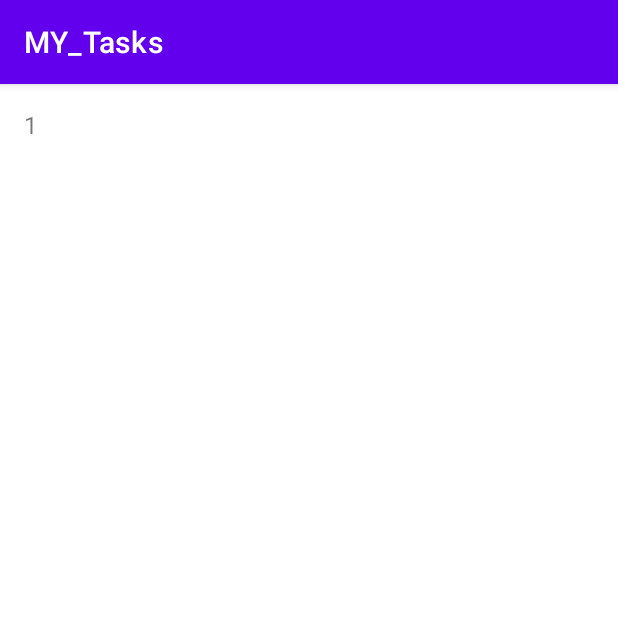
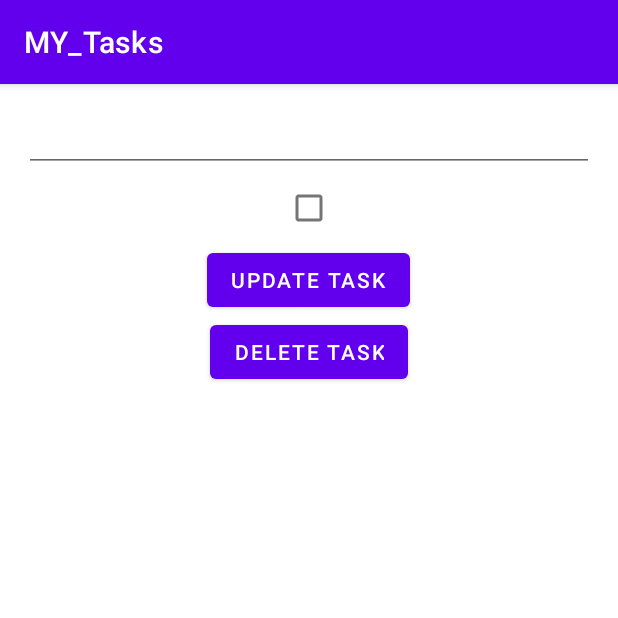
Before and after one commit to AntonJurkovskiy/MY_Tasks, an Android app: the screen it shows after launch (MainActivity), after a tap on "Done?", on a phone screen of 412 x 824 dp, the top half of it. Run offline under Robolectric (Android 15) with nearby library versions, the phone set to English and light mode, and no system bars; our stand-ins replace Room's generated code, data binding; 1 other tap on this screen came first.

Commit message:
added EditTaskViewModel added EditTaskViewModelFactory

```diff
--- a/app/src/main/java/com/azimut4946777/my_tasks/EditTaskFragment.kt
+++ b/app/src/main/java/com/azimut4946777/my_tasks/EditTaskFragment.kt
@@ -6,20 +6,47 @@ import android.view.LayoutInflater
 import android.view.View
 import android.view.ViewGroup
 import android.widget.TextView
+import androidx.lifecycle.Observer
+import androidx.lifecycle.ViewModel
+import androidx.lifecycle.ViewModelProvider
+import androidx.navigation.findNavController
+import com.azimut4946777.my_tasks.databinding.FragmentEditTaskBinding
+import com.azimut4946777.my_tasks.databinding.FragmentTasksBinding
 
 
 class EditTaskFragment : Fragment() {
+    private var _binding: FragmentEditTaskBinding?=null
+    private val binding get() = _binding!!
 
     override fun onCreateView(
         inflater: LayoutInflater, container: ViewGroup?,
         savedInstanceState: Bundle?
     ): View? {
-      val view  = inflater.inflate(R.layout.fragment_edit_task,container,false)
-        val textView = view.findViewById<TextView>(R.id.task_id)
-        val taskId = EditTaskFragmentArgs.fromBundle(requireArguments()).taskId
-        textView.text = taskId.toString()
+      _binding = FragmentEditTaskBinding.inflate(inflater,container,false)
+        val view = binding.root
+val taskId = EditTaskFragmentArgs.fromBundle(requireArguments()).taskId
+        val application = requireNotNull(this.activity).application
+        val dao = TaskDatabase.getInstance(application).taskDao
+        val viewModelFactory = EditTaskViewModelFactory(taskId,dao)
+        val viewModel = ViewModelProvider(this,viewModelFactory)
+            .get(EditTaskViewModel::class.java)
+        binding.viewModel = viewModel
+        binding.lifecycleOwner = viewLifecycleOwner
+
+        viewModel.navigateToList.observe(viewLifecycleOwner, Observer { navigate->
+            if (navigate) {
+                view.findNavController()
+                    .navigate(R.id.action_editTaskFragment_to_tasksFragment)
+                viewModel.onNavigateToList()
+            }
+        })
+
         return view
     }
 
+    override fun onDestroyView() {
+        super.onDestroyView()
+        _binding = null
+    }
 
 }
--- /dev/null
+++ b/app/src/main/java/com/azimut4946777/my_tasks/EditTaskViewModel.kt
@@ -0,0 +1,32 @@
+package com.azimut4946777.my_tasks
+
+import androidx.lifecycle.LiveData
+import androidx.lifecycle.MutableLiveData
+import androidx.lifecycle.ViewModel
+import androidx.lifecycle.viewModelScope
+import kotlinx.coroutines.launch
+
+class EditTaskViewModel(taskId: Long, val dao: TaskDao): ViewModel() {
+    val task = dao.get(taskId)
+    private val _navigateToList = MutableLiveData<Boolean>(false)
+    val navigateToList: LiveData<Boolean>
+    get() = _navigateToList
+
+    fun updateTask() {
+        viewModelScope.launch {
+            dao.update(task.value!!)
+            _navigateToList.value = true
+
+        }
+    }
+    fun deleteTask() {
+        viewModelScope.launch {
+            dao.delete(task.value!!)
+            _navigateToList.value = true
+        }
+    }
+
+    fun onNavigateToList() {
+        _navigateToList.value = false
+    }
+}
--- /dev/null
+++ b/app/src/main/java/com/azimut4946777/my_tasks/EditTaskViewModelFactory.kt
@@ -0,0 +1,15 @@
+package com.azimut4946777.my_tasks
+
+import androidx.lifecycle.ViewModel
+import androidx.lifecycle.ViewModelProvider
+
+class EditTaskViewModelFactory (private val taskId: Long,
+private val dao: TaskDao): ViewModelProvider.Factory {
+    override fun <T : ViewModel?> create(modelClass: Class<T>): T {
+        if (modelClass.isAssignableFrom(EditTaskViewModel::class.java)) {
+            return EditTaskViewModel(taskId,dao) as T
+        }
+        throw IllegalArgumentException("Unknown ViewModel")
+    }
+
+}
--- a/app/src/main/res/layout/fragment_edit_task.xml
+++ b/app/src/main/res/layout/fragment_edit_task.xml
@@ -1,16 +1,51 @@
 <?xml version="1.0" encoding="utf-8"?>
-<FrameLayout xmlns:android="http://schemas.android.com/apk/res/android"
+<layout
+    xmlns:android="http://schemas.android.com/apk/res/android"
     xmlns:tools="http://schemas.android.com/tools"
+    tools:context=".EditTaskFragment">
+<data>
+    <variable
+        name="viewModel"
+        type="com.azimut4946777.my_tasks.EditTaskViewModel" />
+
+</data>
+
+<LinearLayout
     android:layout_width="match_parent"
     android:layout_height="match_parent"
-    tools:context=".EditTaskFragment">
+    android:orientation="vertical">
 
     <!-- TODO: Update blank fragment layout -->
-    <TextView
-        android:id="@+id/task_id"
+    <EditText
+        android:id="@+id/task_name"
         android:layout_width="match_parent"
         android:layout_height="wrap_content"
         android:textSize="16sp"
-        tools:text="@string/hello_blank_fragment" />
+        android:inputType="text"
+        android:text="@={viewModel.task.taskName}"/>
+    <CheckBox
+        android:id="@+id/task_done"
+        android:layout_width="match_parent"
+        android:layout_height="wrap_content"
+        android:textSize="16sp"
+        android:checked="@={viewModel.task.taskDone}"/>
 
-</FrameLayout>
+    <com.google.android.material.button.MaterialButton
+        android:id="@+id/update_button"
+        android:layout_width="wrap_content"
+        android:layout_height="wrap_content"
+        android:layout_gravity="center"
+        android:text="@string/update_task_button"
+        android:onClick="@{() -> viewModel.updateTask()}"/>
+
+    <com.google.android.material.button.MaterialButton
+        android:id="@+id/delete_button"
+        android:layout_width="wrap_content"
+        android:layout_height="wrap_content"
+        android:layout_gravity="center"
+        android:text="@string/delete_task_button"
+       android:onClick="@{() -> viewModel.deleteTask()}"/>
+
+
+</LinearLayout>
+</layout>
--- a/app/src/main/res/values/strings.xml
+++ b/app/src/main/res/values/strings.xml
@@ -3,4 +3,6 @@
     <!-- TODO: Remove or change this placeholder text -->
     <string name="hello_blank_fragment">Hello blank fragment</string>
     <string name="enter_a_task_name">Enter a Task Name</string>
+    <string name="update_task_button">Update Task</string>
+    <string name="delete_task_button">Delete Task</string>
 </resources>
```
